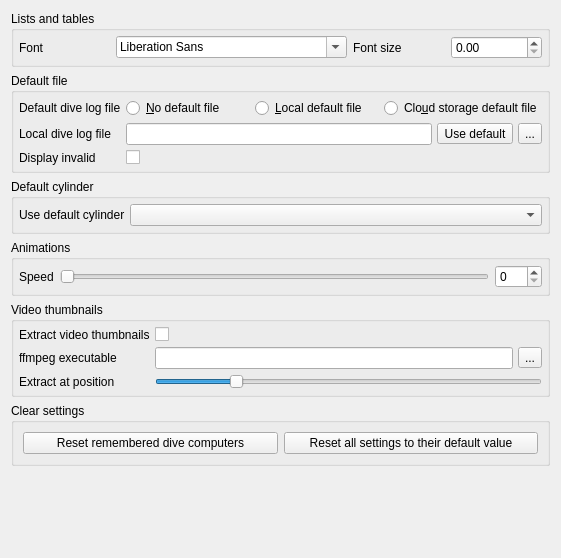
Old version of the form desktop-widgets/preferences/preferences_defaults.ui in the repository subsurface/subsurface.
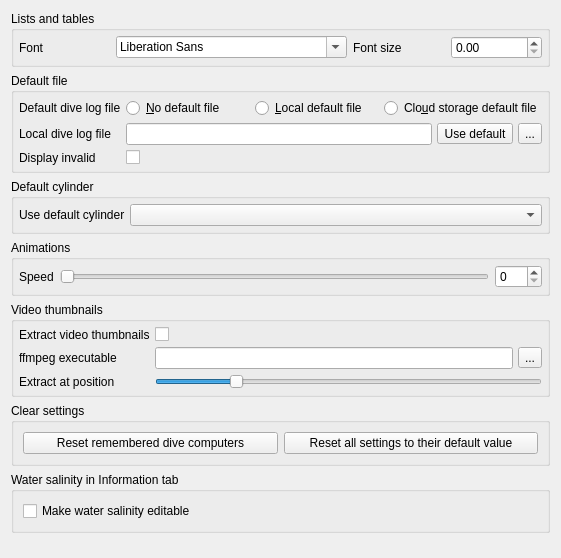
New version of the form.

Commit message:
Make water salinity data in Information tab editable.
Step 1:
Create a checkbox in the Preferences: General screen that enables
or dosables editing of the salinity data. This preference is
saved with all the other preferences.

```diff
--- a/desktop-widgets/preferences/preferences_defaults.ui
+++ b/desktop-widgets/preferences/preferences_defaults.ui
@@ -305,6 +305,22 @@
      </layout>
     </widget>
    </item>
+   <item>
+    <widget class="QGroupBox" name="groupBox_salinity">
+     <property name="title">
+      <string>Water salinity in Information tab</string>
+     </property>
+     <layout class="QHBoxLayout" name="salinityLayout">
+      <item>
+       <widget class="QCheckBox" name="salinityEditDefault">
+        <property name="text">
+         <string>Make water salinity editable</string>
+        </property>
+       </widget>
+      </item>
+     </layout>
+    </widget>
+   </item>
    <item>
     <spacer name="verticalSpacer_2">
      <property name="orientation">
```
The commit also changes 4 other files.
